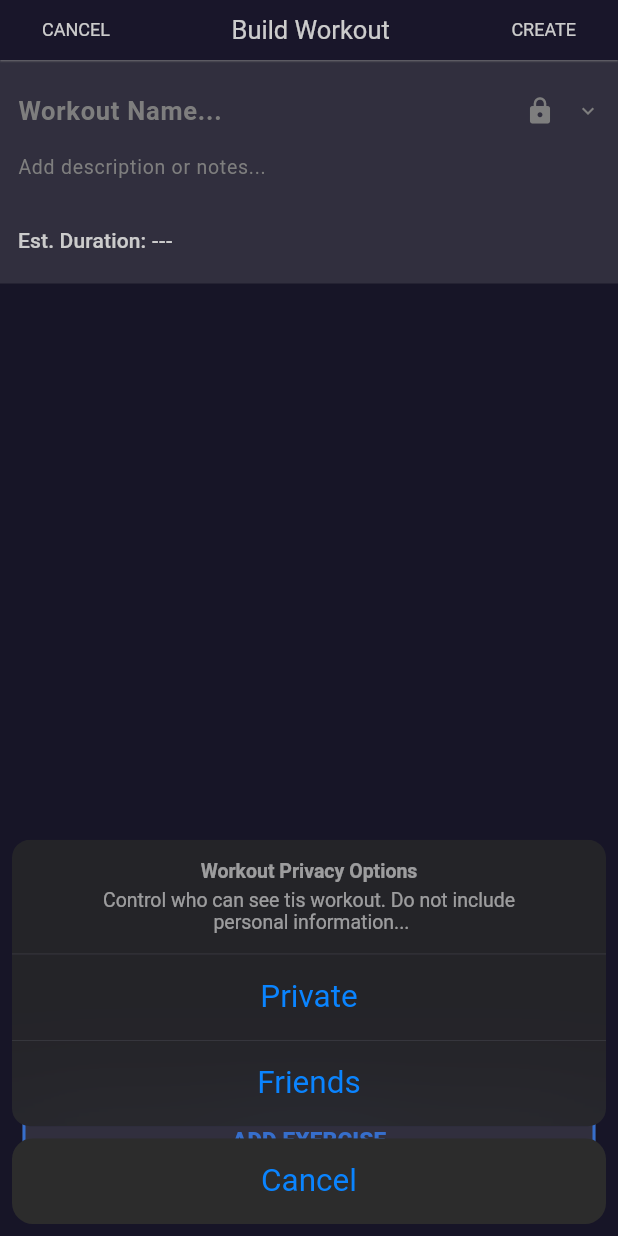
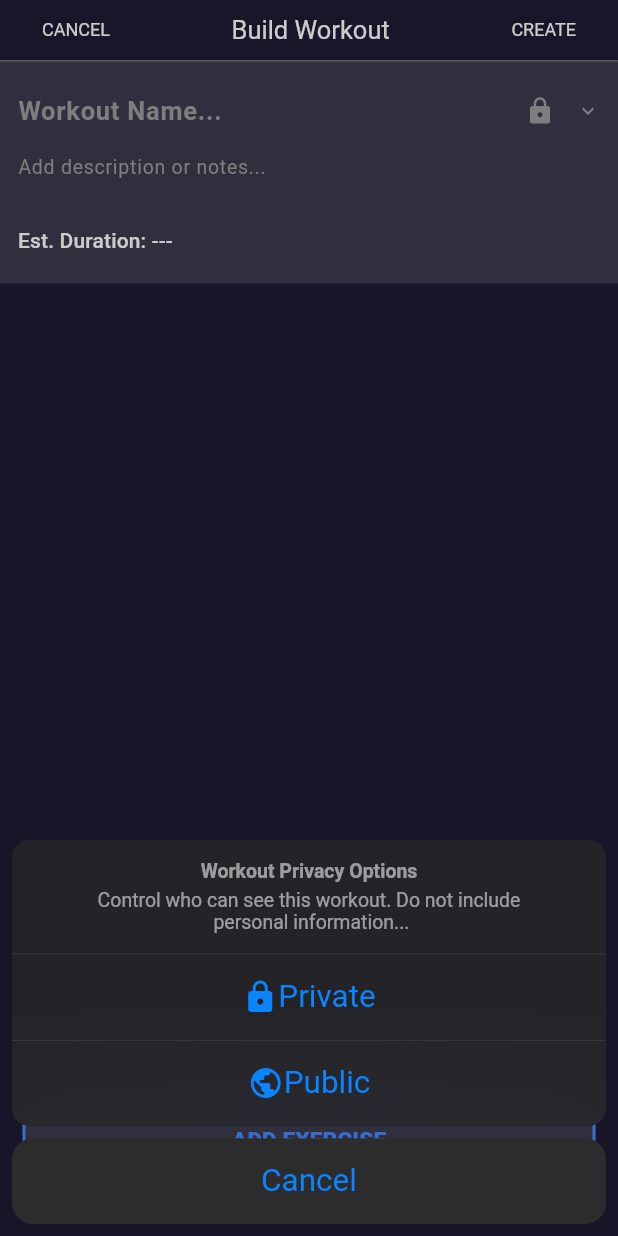
Before and after one commit to BryceChimene/selfsync_ios, a Flutter app: the CreateWorkoutPage screen opened directly with empty values, after a tap on the "lock" icon, on a phone screen of 412 x 824 dp. Run offline on Flutter 3.47's test engine with Material 3 defaults, Android fonts, the phone set to English and light mode, and no system bars; our stand-ins replace curved_navigation_bar, flutter_slidable, sqflite, table_calendar; accounts and stored records are empty.

Commit message:
minor changes

```diff
--- a/lib/widgets/create_workout.dart
+++ b/lib/widgets/create_workout.dart
@@ -10,7 +10,8 @@ class CreateWorkoutPage extends StatefulWidget {
   final DateTime selectedDay;
   final VoidCallback updateWorkouts; // updates calendar mark
 
-  const CreateWorkoutPage({super.key, required this.selectedDay, required this.updateWorkouts});
+  const CreateWorkoutPage(
+      {super.key, required this.selectedDay, required this.updateWorkouts});
 
   @override
   _CreateWorkoutPageState createState() => _CreateWorkoutPageState();
@@ -40,7 +41,6 @@ class _CreateWorkoutPageState extends State<CreateWorkoutPage> {
     DateTime selectedDay = widget.selectedDay;
 
     return Scaffold(
-
       //Top Headerbar
       appBar: AppBar(
         shadowColor: Colors.white,
@@ -93,12 +93,12 @@ class _CreateWorkoutPageState extends State<CreateWorkoutPage> {
                     showSnackBar(context, 'New workout successfully created!');
                     workoutTitleController.text = '';
                     workoutNotesController.text = '';
-                    widget.updateWorkouts(); //Updates the calendar mark for this workout
+                    widget
+                        .updateWorkouts(); //Updates the calendar mark for this workout
                   } else {
                     showSnackBar(context, result);
                   }
                   Navigator.pop(context);
-
                 }
               },
               child: const Text('CREATE'),
@@ -337,16 +337,29 @@ class _CreateWorkoutPageState extends State<CreateWorkoutPage> {
           child: CupertinoActionSheet(
             title: const Text('Workout Privacy Options'),
             message: const Text(
-            'Control who can see tis workout. Do not include\n personal information...',
+              'Control who can see this workout. Do not include\n personal information...',
             ),
             actions: [
               CupertinoActionSheetAction(
                 onPressed: () {},
-              child: const Text('Private'),
+                child: const Row(
+                  mainAxisAlignment: MainAxisAlignment.center,
+                  children: [
+                    Icon(Icons.lock),
+                    Text('Private'),
+                  ],
+                ),
               ),
               CupertinoActionSheetAction(
                 onPressed: () {},
-              child: const Text('Friends'))
+                child: const Row(
+                  mainAxisAlignment: MainAxisAlignment.center,
+                  children: [
+                    Icon(Icons.public),
+                    Text('Public'),
+                  ],
+                ),
+              ),
             ],
             cancelButton: CupertinoActionSheetAction(
               onPressed: () {
```
Lines whose indentation alone changed are shown as unchanged.
